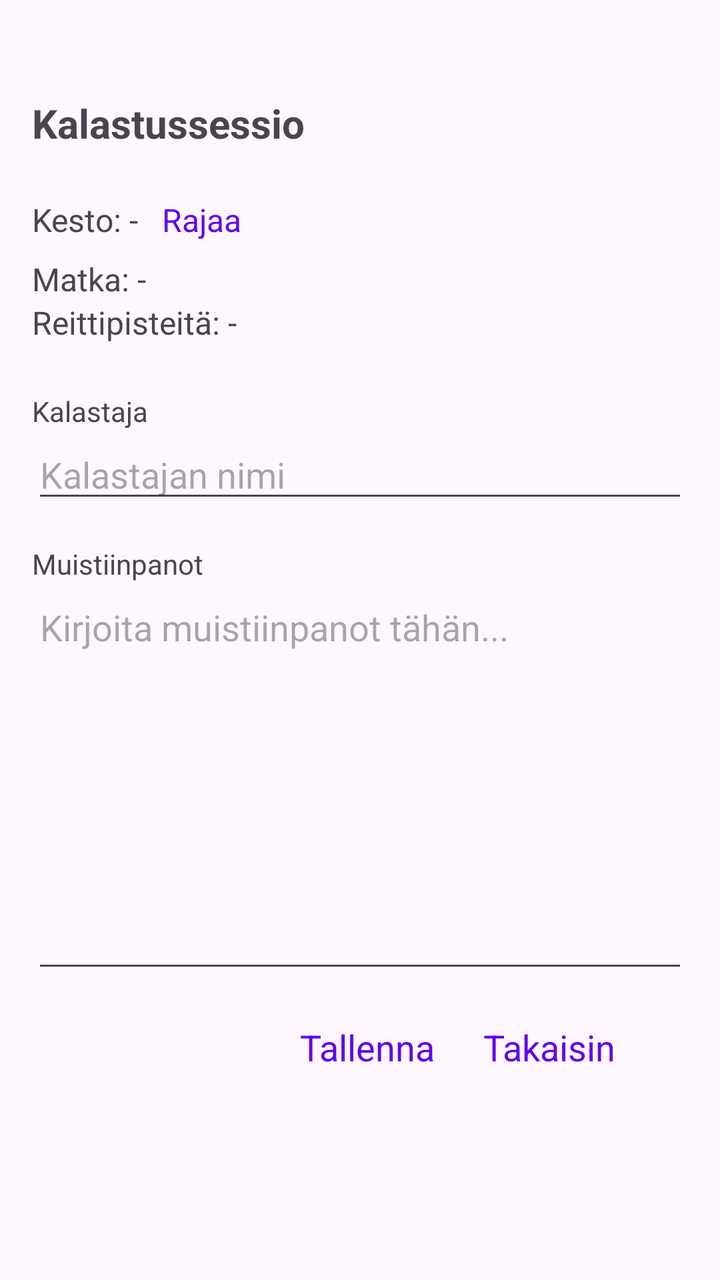
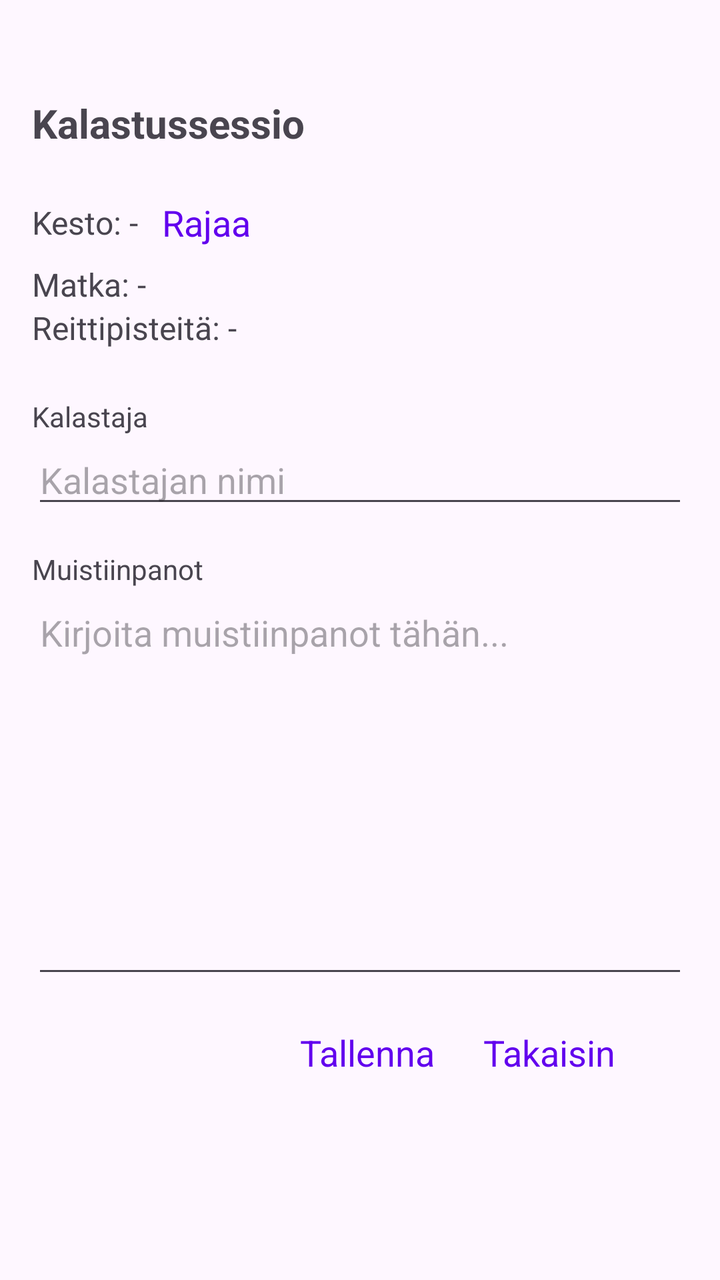

Compare the two renders of this Android layout. The source of the first and the diff that turns it into the second are given below.
<!-- AndroidManifest.xml: application theme Theme.KalaKartta -->
<!-- res/layout/activity_edit_fishing_session.xml -->
<?xml version="1.0" encoding="utf-8"?>
<ScrollView xmlns:android="http://schemas.android.com/apk/res/android"
    android:id="@+id/editorRoot"
    android:layout_width="match_parent"
    android:layout_height="match_parent"
    android:fillViewport="true">

    <LinearLayout
        android:layout_width="match_parent"
        android:layout_height="wrap_content"
        android:orientation="vertical"
        android:padding="16dp"
        android:paddingBottom="140dp">

        <TextView
            android:id="@+id/sessionTitleText"
            android:layout_width="match_parent"
            android:layout_height="wrap_content"
            android:text="Kalastussessio"
            android:textSize="20sp"
            android:textStyle="bold"
            android:layout_marginTop="32dp"
            android:layout_marginBottom="16dp" />

        <LinearLayout
            android:layout_width="match_parent"
            android:layout_height="wrap_content"
            android:orientation="horizontal"
            android:gravity="center_vertical">

            <TextView
                android:id="@+id/durationText"
                android:layout_width="wrap_content"
                android:layout_height="wrap_content"
                android:text="Kesto: -"
                android:textSize="16sp" />

            <TextView
                android:id="@+id/trimLink"
                android:layout_width="wrap_content"
                android:layout_height="wrap_content"
                android:text="@string/trim"
                android:textColor="@color/link_color"
                android:textSize="16sp"
                android:paddingStart="12dp"
                android:paddingEnd="12dp"
                android:paddingTop="8dp"
                android:paddingBottom="8dp"
                android:clickable="true"
                android:focusable="true" />
        </LinearLayout>

        <TextView
            android:id="@+id/distanceText"
            android:layout_width="match_parent"
            android:layout_height="wrap_content"
            android:text="Matka: -"
            android:textSize="16sp" />

        <TextView
            android:id="@+id/trackPointsText"
            android:layout_width="match_parent"
            android:layout_height="wrap_content"
            android:text="Reittipisteitä: -"
            android:textSize="16sp"
            android:layout_marginBottom="24dp" />

        <TextView
            android:layout_width="match_parent"
            android:layout_height="wrap_content"
            android:text="Kalastaja"
            android:textSize="14sp"
            android:textColor="?android:attr/textColorSecondary" />

        <EditText
            android:id="@+id/fishermanInput"
            android:layout_width="match_parent"
            android:layout_height="wrap_content"
            android:hint="Kalastajan nimi"
            android:inputType="textPersonName"
            android:layout_marginBottom="16dp" />

        <TextView
            android:layout_width="match_parent"
            android:layout_height="wrap_content"
            android:text="Muistiinpanot"
            android:textSize="14sp"
            android:textColor="?android:attr/textColorSecondary" />

        <EditText
            android:id="@+id/notesInput"
            android:layout_width="match_parent"
            android:layout_height="200dp"
            android:hint="Kirjoita muistiinpanot tähän..."
            android:inputType="textMultiLine"
            android:gravity="top"
            android:scrollbars="vertical" />

        <LinearLayout
            android:layout_width="match_parent"
            android:layout_height="wrap_content"
            android:orientation="horizontal"
            android:gravity="end"
            android:layout_marginTop="8dp"
            android:layout_marginEnd="@dimen/landscape_safe_margin"
            android:layout_marginBottom="24dp">

            <TextView
                android:id="@+id/saveLink"
                android:layout_width="wrap_content"
                android:layout_height="wrap_content"
                android:text="Tallenna"
                android:textColor="@color/link_color"
                android:textSize="18sp"
                android:padding="12dp"
                android:clickable="true"
                android:focusable="true" />

            <TextView
                android:id="@+id/backLink"
                android:layout_width="wrap_content"
                android:layout_height="wrap_content"
                android:text="Takaisin"
                android:textColor="@color/link_color"
                android:textSize="18sp"
                android:padding="12dp"
                android:clickable="true"
                android:focusable="true" />

        </LinearLayout>

    </LinearLayout>
</ScrollView>
<!-- resources referenced by this layout -->
<resources>
  <color name="link_color">#6200EE</color>
  <dimen name="landscape_safe_margin">24dp</dimen>
  <string name="trim">Rajaa</string>
  <style name="Theme.KalaKartta" parent="Base.Theme.KalaKartta" />
  <style name="Base.Theme.KalaKartta" parent="Theme.Material3.DayNight.NoActionBar">
          
          <item name="colorPrimary">#6200EE</item>
          <item name="colorOnPrimary">#FFFFFF</item>
          <item name="editTextStyle">@style/Widget.AppCompat.EditText</item>
          <item name="android:spinnerStyle">@style/Widget.AppCompat.Spinner</item>
      </style>
</resources>

<!-- the commit's change to res/layout/activity_edit_fishing_session.xml (unified diff, before → after) -->
@@ -37,11 +37,10 @@
 
             <TextView
                 android:id="@+id/trimLink"
+                style="@style/TextAppearance.KalaKartta.ActionLink"
                 android:layout_width="wrap_content"
                 android:layout_height="wrap_content"
                 android:text="@string/trim"
-                android:textColor="@color/link_color"
-                android:textSize="16sp"
                 android:paddingStart="12dp"
                 android:paddingEnd="12dp"
                 android:paddingTop="8dp"
@@ -107,22 +106,20 @@
 
             <TextView
                 android:id="@+id/saveLink"
+                style="@style/TextAppearance.KalaKartta.ActionLink"
                 android:layout_width="wrap_content"
                 android:layout_height="wrap_content"
                 android:text="Tallenna"
-                android:textColor="@color/link_color"
-                android:textSize="18sp"
                 android:padding="12dp"
                 android:clickable="true"
                 android:focusable="true" />
 
             <TextView
                 android:id="@+id/backLink"
+                style="@style/TextAppearance.KalaKartta.ActionLink"
                 android:layout_width="wrap_content"
                 android:layout_height="wrap_content"
                 android:text="Takaisin"
-                android:textColor="@color/link_color"
-                android:textSize="18sp"
                 android:padding="12dp"
                 android:clickable="true"
                 android:focusable="true" />
<!-- resource entries referenced after the edit -->
@@ -3,6 +3,12 @@
   <color name="link_color">#6200EE</color>
   <dimen name="landscape_safe_margin">24dp</dimen>
   <string name="trim">Rajaa</string>
+  <style name="TextAppearance.KalaKartta.ActionLink" parent="">
+          <item name="android:fontFamily">sans-serif</item>
+          <item name="android:textSize">18sp</item>
+          <item name="android:textColor">@color/link_color</item>
+          <item name="android:textStyle">normal</item>
+      </style>
   <style name="Theme.KalaKartta" parent="Base.Theme.KalaKartta" />
   <style name="Base.Theme.KalaKartta" parent="Theme.Material3.DayNight.NoActionBar">
           
